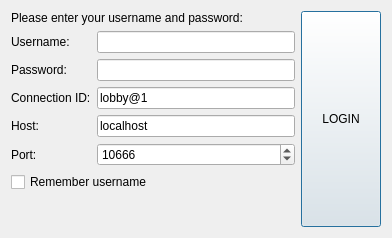
comphack/comp_hack, file client/ui/LoginDialog.ui: the form before one commit.
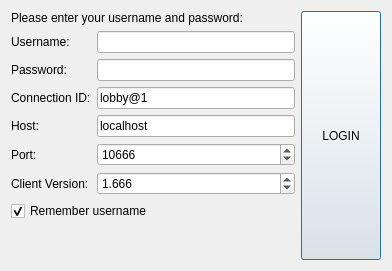
The form after the commit.

Patch:
```diff
--- a/client/ui/LoginDialog.ui
+++ b/client/ui/LoginDialog.ui
@@ -7,7 +7,7 @@
     <x>0</x>
     <y>0</y>
     <width>392</width>
-    <height>238</height>
+    <height>271</height>
    </rect>
   </property>
   <property name="windowTitle">
@@ -94,6 +94,32 @@
          </property>
         </widget>
        </item>
+       <item row="5" column="1">
+        <widget class="QDoubleSpinBox" name="clientVersion">
+         <property name="decimals">
+          <number>3</number>
+         </property>
+         <property name="minimum">
+          <double>1.000000000000000</double>
+         </property>
+         <property name="maximum">
+          <double>5.000000000000000</double>
+         </property>
+         <property name="singleStep">
+          <double>0.001000000000000</double>
+         </property>
+         <property name="value">
+          <double>1.666000000000000</double>
+         </property>
+        </widget>
+       </item>
+       <item row="5" column="0">
+        <widget class="QLabel" name="clientVersionLabel">
+         <property name="text">
+          <string>Client Version:</string>
+         </property>
+        </widget>
+       </item>
       </layout>
      </item>
      <item>
@@ -101,6 +127,9 @@
        <property name="text">
         <string>Remember username</string>
        </property>
+       <property name="checked">
+        <bool>true</bool>
+       </property>
       </widget>
      </item>
      <item>
```
